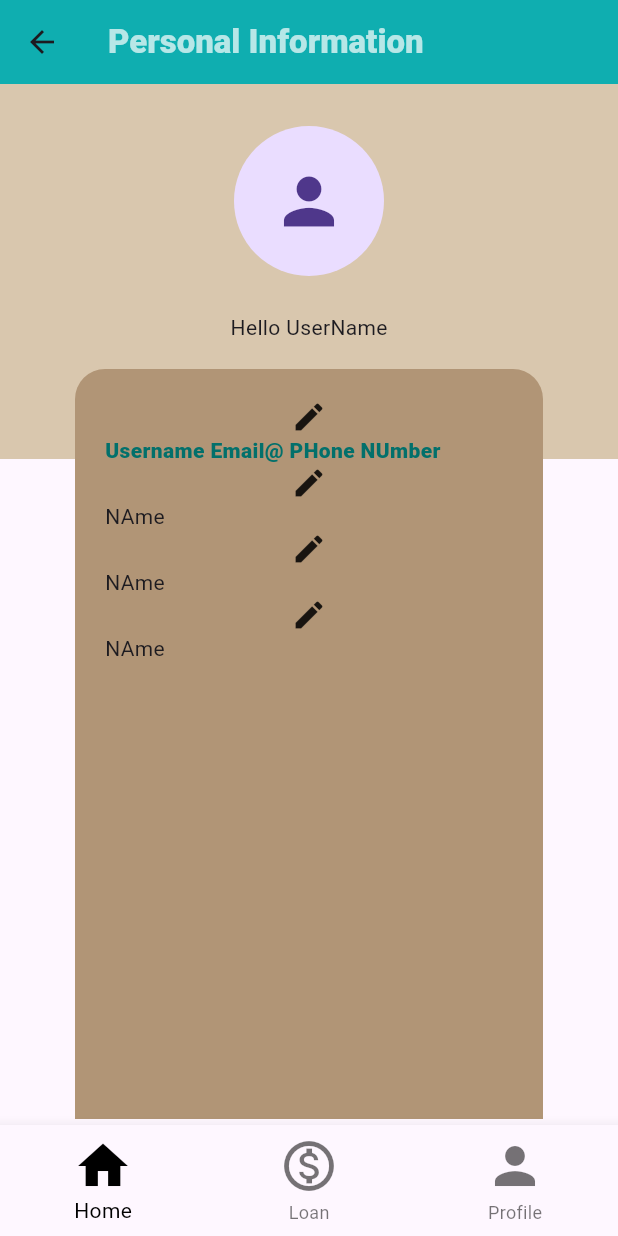
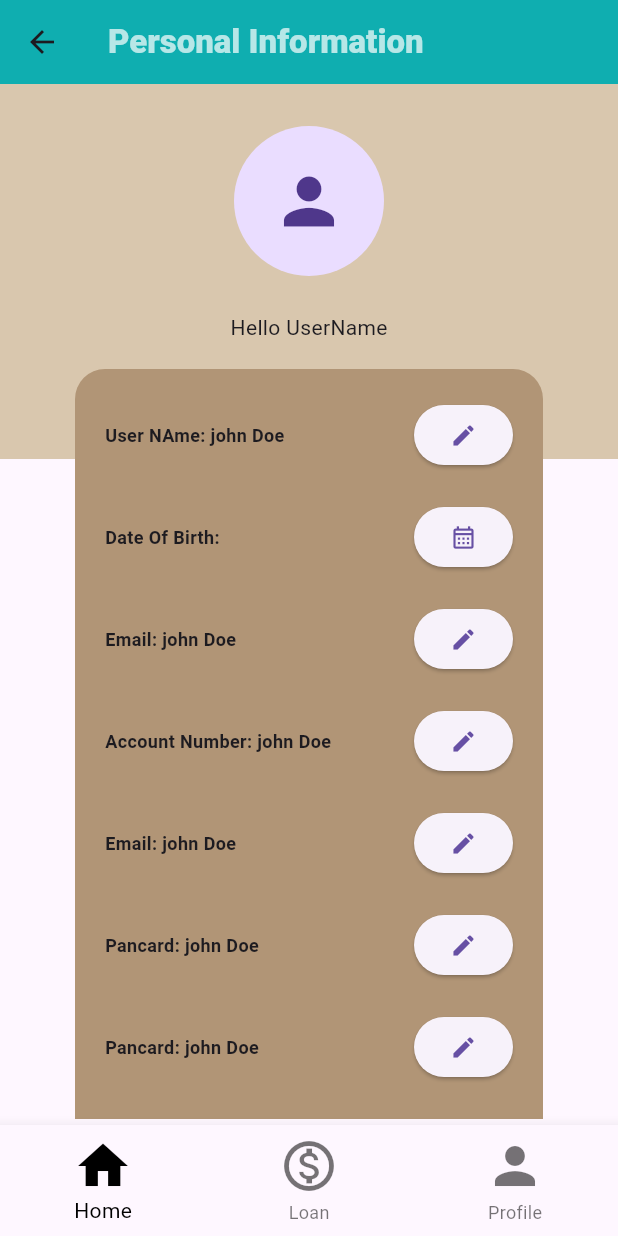
Before and after one commit to dabi2/newloanapp, a Flutter app: the Account screen opened directly, on a phone screen of 412 x 824 dp. Run offline on Flutter 3.47's test engine with Material 3 defaults, Android fonts, the phone set to English and light mode, and no system bars.

Commit message:
this is a tzest

```diff
--- a/lib/account.dart
+++ b/lib/account.dart
@@ -1,8 +1,5 @@
 import 'package:flutter/material.dart';
-
 import 'package:lame/bttomBar.dart';
-
-
 
 class Account extends StatefulWidget {
   const Account({super.key});
@@ -18,6 +15,18 @@ class _AccountState extends State<Account> {
       _selectedIndex = index;
     });
   }
+
+  String UserName = "john Doe";
+  DateTime? dateOfBirth;
+  // update date of birth
+  void _updateDateOfBirth(DateTime selectedDate) {
+    setState(() {
+      dateOfBirth = selectedDate;
+    });
+
+    print("Date of Birth updated: $selectedDate");
+  }
+
   @override
   Widget build(BuildContext context) {
     return Scaffold(
@@ -27,27 +36,27 @@ class _AccountState extends State<Account> {
               Navigator.pop(context);
             },
             icon: Icon(Icons.arrow_back)),
-        title: Text(
+        title: const Text(
           'Personal Information',
-          style: TextStyle(fontWeight: FontWeight.w900,color: Colors.white70),
+          style: TextStyle(fontWeight: FontWeight.w900, color: Colors.white70),
         ),
         backgroundColor: const Color(0xFF01BDB2),
         elevation: 20,
       ),
-
-      body: Stack(
-        children: <Widget>[
+      body: Stack(children: <Widget>[
         Container(
-            child: Column(
+          child: const Column(
             children: [
               Padding(padding: EdgeInsets.only(top: 20)),
               Padding(
-                  padding: const EdgeInsets.all(8.0),
+                padding: EdgeInsets.all(8.0),
                 child: CircleAvatar(
                   radius: 50,
-                    child:Icon( Icons.person, size: 50,),
+                  child: Icon(
+                    Icons.person,
+                    size: 50,
                   ),
-
+                ),
               ),
               Padding(padding: EdgeInsets.all(8.0)),
               Text('Hello UserName')
@@ -55,15 +64,18 @@ class _AccountState extends State<Account> {
           ),
           height: 250,
           decoration: const BoxDecoration(
-            color:Color(0xFFD9C7AE),
+            color: Color(0xFFD9C7AE),
 
             // image: DecorationImage(image: AssetImage('assets/images/logo.png'), fit: BoxFit.cover,),
           ),
           width: double.infinity,
         ),
-
         Padding(
-            padding: const EdgeInsets.only(top:190, left: 50,right: 50,),
+          padding: const EdgeInsets.only(
+            top: 190,
+            left: 50,
+            right: 50,
+          ),
           child: Container(
             padding: const EdgeInsets.all(20),
             decoration: const BoxDecoration(
@@ -71,35 +83,152 @@ class _AccountState extends State<Account> {
                 borderRadius: BorderRadius.only(
                   topLeft: Radius.circular(20),
                   topRight: Radius.circular(20),
-              )
-             ),
+                )),
             height: 500,
             width: double.infinity,
-              child: ListView(
-                children: const [
-                  Icon(Icons.edit,),
-                  Text('Username Email@ PHone NUmber',style: TextStyle(color: Color(0xFF02706B),fontWeight: FontWeight.w900),),
-                  Icon(Icons.edit,),
-                  Text('NAme'),
-                  Icon(Icons.edit,),
-                  Text('NAme'),
-                  Icon(Icons.edit,),
-                  Text('NAme'),
+            child: Column(
+              crossAxisAlignment: CrossAxisAlignment.start,
+              children: [
+                Row(
+                  children: [
+                    Text(
+                      'User NAme: $UserName',
+                      style:
+                          TextStyle(fontSize: 12, fontWeight: FontWeight.bold),
+                    ),
+                    const Spacer(),
+                    ElevatedButton(
+                      onPressed: () {},
+                      child: Icon(
+                        Icons.edit,
+                      ),
+                    ),
+                  ],
+                ),
+                const Padding(padding: EdgeInsets.all(10)),
+                Row(
+                  children: [
+                    const Text(
+                      'Date Of Birth:',
+                      style:
+                          TextStyle(fontSize: 12, fontWeight: FontWeight.bold),
+                    ),
+                    if (dateOfBirth != null)
+                      Text(
+                        "${dateOfBirth!.toLocal()}".split(' ')[0],
+                        style: const TextStyle(fontSize: 10),
+                      ),
+                    const Spacer(),
+                    ElevatedButton(
+                      onPressed: () async {
+                        DateTime? selectedDate = await showDatePicker(
+                          context: context,
+                          initialDate: dateOfBirth ?? DateTime.now(),
+                          firstDate: DateTime(1900),
+                          lastDate: DateTime.now(),
+                        );
+                        if (selectedDate != null) {
+                          _updateDateOfBirth(selectedDate);
+                        }
+                      },
+                      child: Icon(Icons.calendar_month_outlined),
+                    ),
+                  ],
+                ),
+                const Padding(padding: EdgeInsets.all(10)),
+                Row(
+                  children: [
+                    Text(
+                      'Email: $UserName',
+                      style:
+                          TextStyle(fontSize: 12, fontWeight: FontWeight.bold),
+                    ),
+                    const Spacer(),
+                    ElevatedButton(
+                      onPressed: () {},
+                      child: Icon(
+                        Icons.edit,
+                      ),
+                    ),
+                  ],
+                ),
+                const Padding(padding: EdgeInsets.all(10)),
+                Row(
+                  children: [
+                    Text(
+                      'Account Number: $UserName',
+                      style:
+                          TextStyle(fontSize: 12, fontWeight: FontWeight.bold),
+                    ),
+                    const Spacer(),
+                    ElevatedButton(
+                      onPressed: () {},
+                      child: Icon(
+                        Icons.edit,
+                      ),
+                    ),
+                  ],
+                ),
+                const Padding(padding: EdgeInsets.all(10)),
+                Row(
+                  children: [
+                    Text(
+                      'Email: $UserName',
+                      style:
+                          TextStyle(fontSize: 12, fontWeight: FontWeight.bold),
+                    ),
+                    const Spacer(),
+                    ElevatedButton(
+                      onPressed: () {},
+                      child: Icon(
+                        Icons.edit,
+                      ),
+                    ),
+                  ],
+                ),
+                const Padding(padding: EdgeInsets.all(10)),
+                Row(
+                  children: [
+                    Text(
+                      'Pancard: $UserName',
+                      style:
+                          TextStyle(fontSize: 12, fontWeight: FontWeight.bold),
+                    ),
+                    const Spacer(),
+                    ElevatedButton(
+                      onPressed: () {},
+                      child: Icon(
+                        Icons.edit,
+                      ),
+                    ),
+                  ],
+                ),
+                const Padding(padding: EdgeInsets.all(10)),
+                Row(
+                  children: [
+                    Text(
+                      'Pancard: $UserName',
+                      style:
+                          TextStyle(fontSize: 12, fontWeight: FontWeight.bold),
+                    ),
+                    const Spacer(),
+                    ElevatedButton(
+                      onPressed: () {},
+                      child: Icon(
+                        Icons.edit,
+                      ),
+                    ),
                   ],
                 )
+              ],
             ),
-
           ),
-
-      ]
         ),
+      ]),
       bottomNavigationBar: BottomNavigationBarCustom(
         onItemTapped: _onItemTapped,
         selectedIndex: _selectedIndex,
       ),
     );
-
-
   }
-
 }
--- a/lib/appBar.dart
+++ b/lib/appBar.dart
@@ -1,5 +1,5 @@
 import 'package:flutter/material.dart';
-
+import 'package:lame/knowmore.dart';
 class Appbarr {
   final AppBar appbar = AppBar(
     elevation: 10,
--- a/lib/main.dart
+++ b/lib/main.dart
@@ -1,5 +1,6 @@
 import 'package:flutter/material.dart';
 import 'package:lame/homepage.dart';
+import 'package:lame/knowmore.dart';
 // import 'package:lame/landingpage.dart';
 
 void main() {
--- a/lib/read.txt
+++ b/lib/read.txt
@@ -4,7 +4,7 @@ button (0xFF6962AD)
 button2(Color(0xFF02706B))
 
 meeting Link:
-https://us05web.zoom.us/j/82553589513?pwd=btAKQCFUhOamUJFjbhs7QYNFvLkbnN.1
+
 
 google sheet task update:
 https://docs.google.com/spreadsheets/d/11OpsxUen3JYnh9H9bjK_4Hb5hnQTTevQ4SpF8jKUrEM/edit?usp=drive_link
```
Also changed, not shown: lib/feedpage.dart (+45 -19 lines), lib/knowmore.dart (added, +18 -0 lines). Lines whose indentation alone changed are shown as unchanged.
